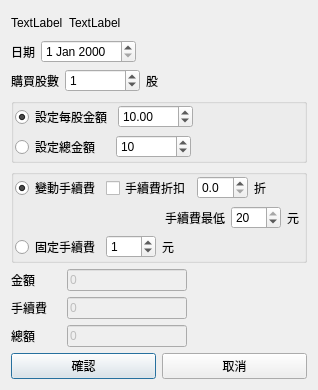
Above: QtStockRegularTradingEditDialog.ui from foxking0416/PythonStockPrice before the change. Below: the same form after it.
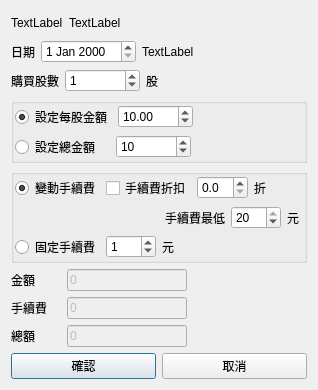
That is the form after the change.

The edit to the form file:
```diff
--- a/QtStockRegularTradingEditDialog.ui
+++ b/QtStockRegularTradingEditDialog.ui
@@ -75,6 +75,13 @@
      <item>
       <widget class="QDateEdit" name="qtDateEdit"/>
      </item>
+     <item>
+      <widget class="QLabel" name="qtWeekdayLabel">
+       <property name="text">
+        <string>TextLabel</string>
+       </property>
+      </widget>
+     </item>
      <item>
       <spacer name="horizontalSpacer_3">
        <property name="orientation">
@@ -254,7 +261,7 @@
     </widget>
    </item>
    <item>
-    <widget class="QGroupBox" name="">
+    <widget class="QGroupBox" name="groupBox">
      <layout class="QVBoxLayout" name="verticalLayout_4">
       <property name="spacing">
        <number>6</number>
```
